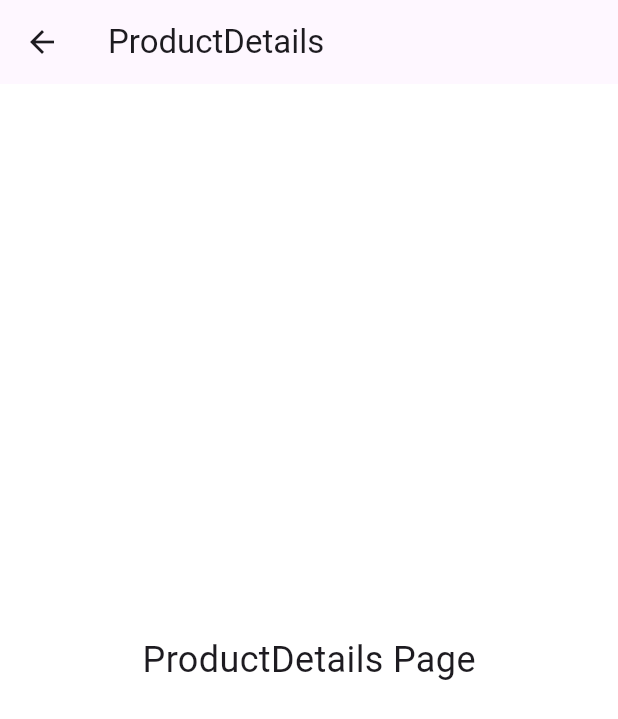
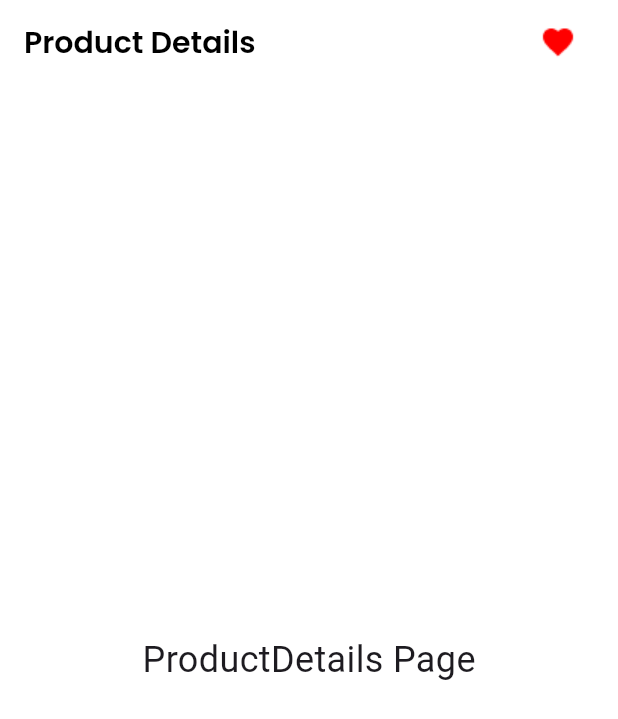
Before and after one commit to milenavms/sistema-lista-produtos, a Flutter app: the ProductDetails screen opened by its route, on a phone screen of 412 x 824 dp. Shown: the top 719 px of the screen. Run offline on Flutter 3.47's test engine with Material 3 defaults, Android fonts, the phone set to English and light mode, and no system bars.

Commit message:
feat: adding CustomAppBar to pages

```diff
--- a/lib/app.dart
+++ b/lib/app.dart
@@ -17,7 +17,7 @@ class App extends StatelessWidget {
       initialRoute: '/',
       routes: {
         '/': (context) => const ProductList(),
-        '/detalhes': (context) => const ProductDetails(),
+        '/details': (context) => const ProductDetails(),
       },
     );
   }
--- a/lib/screens/products/product_details.dart
+++ b/lib/screens/products/product_details.dart
@@ -1,4 +1,6 @@
 import 'package:flutter/material.dart';
+import 'package:projeto_lista_produtos/screens/components/custom_app_bar.dart';
+import 'package:projeto_lista_produtos/screens/components/favorite_icon.dart';
 
 class ProductDetails extends StatelessWidget {
   const ProductDetails({super.key});
@@ -6,8 +8,11 @@ class ProductDetails extends StatelessWidget {
   @override
   Widget build(BuildContext context) {
     return Scaffold(
-      appBar: AppBar(
-        title: const Text('ProductDetails'),
+      appBar: CustomAppBar(
+        title: 'Product Details',
+        iconWidget:  FavoriteIcon(
+          isFavorite: true,
+        ),
       ),
       body: const Center(
         child: Text(
```
Also changed, not shown: lib/screens/products/product_list.dart (+10 -2 lines).
